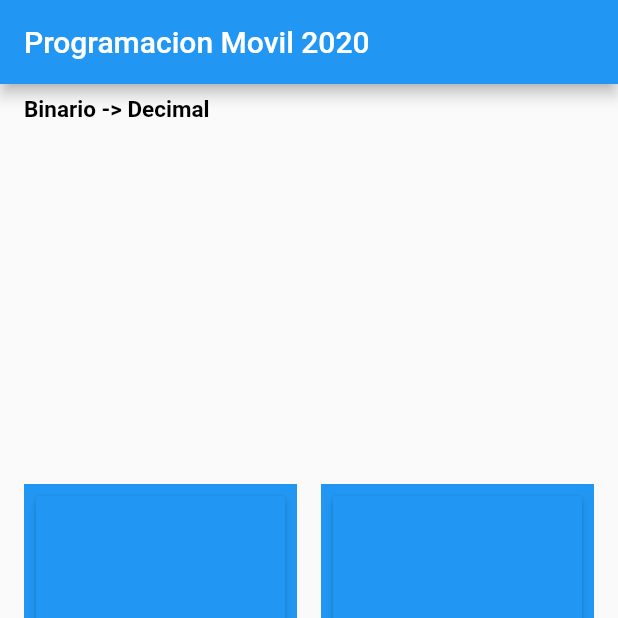
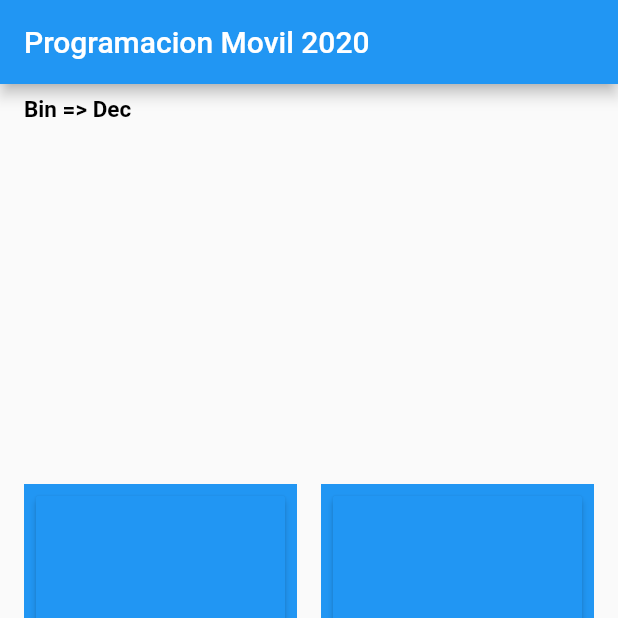
Before and after one commit to lazarod07/Binario_a_decimal, a Flutter app: the screen it shows after launch, on a phone screen of 412 x 824 dp, the top half of it. Run offline on Flutter 3.47's test engine with Material 2 defaults, Android fonts, the phone set to English and light mode, and no system bars.

Commit message:
bintodec and dectobin

```diff
--- a/lib/widgets/converter.dart
+++ b/lib/widgets/converter.dart
@@ -11,19 +11,35 @@ class _ConverterState extends State<Converter> {
 
   String _binario = "";
   String _decimal = "";
+  String cabeza = "Bin => Dec";
+  bool st = true;
 
 
-  void _writecero(){
+  void escribir(String n){
     setState(() {
-      _binario = _binario+"0";
-      _convertir(_binario);
+      if(n == "Clear"){
+        _clear();
+      }else{
+        _binario = _binario+n;
+        if(st == true){
+          _conver_bintodec(_binario);
+        }else{
+          _conver_dectobin(_binario);
+        }
+      }
     });
   }
 
-  void _writeuno(){
+  void sw(){
     setState(() {
-      _binario = _binario+"1";
-      _convertir(_binario);
+      if (st == false){
+        cabeza = "Bin => Dec";
+        st = true;
+      }else{
+        cabeza = "Dec => Bin";
+        st = false;
+      }
+      _clear();
     });
   }
 
@@ -34,7 +50,7 @@ class _ConverterState extends State<Converter> {
     });
   }
 
-  void _convertir(String bin) {
+  void _conver_bintodec(String bin) {
     int dv=0;
     int bv = int.parse(bin);
     int ld;
@@ -48,77 +64,101 @@ class _ConverterState extends State<Converter> {
     _decimal = dv.toString();
   }
 
-  @override
-  Widget build(BuildContext context) {
-    return Scaffold(
-      appBar: new AppBar(
-        title: new Text("Programacion Movil 2020"),
-      ),
-      body: new Center(
+
+
+
+void _conver_dectobin(String dec) {
+  int dv= int.parse(dec);
+  int bc = 0;
+  int i = 1;
+  while(dv > 0){
+    bc = bc + (dv % 2)*i;
+    dv = (dv/2).floor();
+    i = i * 10;
+  }
+  _decimal = bc.toString();
+}
+
+
+
+  Widget dectobin(){
+    return(
+      Expanded(
+        flex: 4,
         child: Container(
-          margin: const EdgeInsets.all(8.0),
-          alignment: Alignment.center,
-          child: new Column(
-            crossAxisAlignment: CrossAxisAlignment.stretch,
+          child: Column(
             children: <Widget>[
               Expanded(
-                flex: 2,
+                flex: 3,
                 child: Container(
-                  alignment: Alignment.center,
-                  child: new Column(
-                    crossAxisAlignment: CrossAxisAlignment.stretch,
+                  child: Column(
                     children: <Widget>[
-                      Expanded(
-                        flex: 1,
-                        child: Container(
-                          margin: const EdgeInsets.only(left: 8.0),
-                          child: new Text(
-                            "Binario -> Decimal",
-                            textAlign: TextAlign.start,
-                            style: TextStyle(
-                              fontSize: 15.0,
-                              fontWeight: FontWeight.bold,
-                              color: Colors.black,
-                            ),
-                          ),
-                        ),
-                      ),
-                      Expanded(
-                        flex: 2,
-                        child: Container(
-                          margin: const EdgeInsets.all(8.0),
-                          padding: const EdgeInsets.all(8.0),
-                          child: Text(
-                            '$_binario',
-                            textAlign: TextAlign.end,
-                            style: TextStyle(
-                              fontSize: 50.0,
-                              fontWeight: FontWeight.bold,
-                              color: Colors.red,
-                            ),
-                          ),
-                        ),
-                      ),
-                      Expanded(
-                        flex: 2,
-                        child: Container(
-                          margin: const EdgeInsets.all(8.0),
-                          padding: const EdgeInsets.all(8.0),
-                          child: Text(
-                            '$_decimal',
-                            textAlign: TextAlign.end,
-                            style: TextStyle(
-                              fontSize: 50.0,
-                              fontWeight: FontWeight.bold,
-                              color: Colors.red,
-                            ),
-                          ),
-                        ),
-                      )
+                      treebtn("1","2","3"),
+                      treebtn("4","5","6"),
+                      treebtn("7","8","9"),
+                      onebtn("0"),
+                      onebtn("Clear")
                     ],
                   ),
-                )
+                ),
+              )
+            ],
+          ),
+        ),
+      )
+    );
+  }
+
+   Widget onebtn(String a){
+    return(
+      Expanded(
+        child: Container(
+          margin: const EdgeInsets.all(1.0),
+          padding: const EdgeInsets.all(1.0),
+          child: SizedBox(
+            height: double.infinity,
+            width: double.infinity,
+            child: RaisedButton(
+              onPressed: (){escribir("$a");},
+              textColor: Colors.black,
+              child: Text(
+                "$a",
+                style: new TextStyle(
+                  fontSize: 40.0,
+                  fontWeight: FontWeight.bold,
+                ),
               ),
+              color: Colors.blue,
+            ),
+          )
+        ),
+      )
+    );
+   }
+
+  Widget treebtn(String a, String b,String c, ){
+    return(
+      Expanded(
+        child: Container(
+          child: Row(
+            children: <Widget>[
+              onebtn(a),
+              onebtn(b),
+              onebtn(c),
+            ],
+          ),
+        ),
+      )
+    );
+  }
+
+  Widget bintodec(){
+    return(
+      Expanded(
+        flex: 4,
+        child: Container(
+          child: new Column(
+            children: <Widget>[
               Expanded(
                 flex: 3,
                 child: Container(
@@ -138,7 +178,7 @@ class _ConverterState extends State<Converter> {
                             width: double.infinity,
                             child: RaisedButton(
                               padding: const EdgeInsets.all(8.0),
-                              onPressed: _writecero,
+                              onPressed: (){escribir("0");},
                               textColor: Colors.black,
                               child: Text(
                                 "0",
@@ -164,7 +204,7 @@ class _ConverterState extends State<Converter> {
                             width: double.infinity,
                             child: RaisedButton(
                               padding: const EdgeInsets.all(8.0),
-                              onPressed: _writeuno,
+                              onPressed: (){escribir("1");},
                               textColor: Colors.black,
                               child: Text(
                                 "1",
@@ -208,6 +248,91 @@ class _ConverterState extends State<Converter> {
               )
             ],
           )
+        ),
+      )
+    );
+  }
+
+  @override
+  Widget build(BuildContext context) {
+    return Scaffold(
+      appBar: new AppBar(
+        title: new Text("Programacion Movil 2020"),
+      ),
+      body: new Center(
+        child: Container(
+          margin: const EdgeInsets.all(8.0),
+          alignment: Alignment.center,
+          child: new Column(
+            crossAxisAlignment: CrossAxisAlignment.stretch,
+            children: <Widget>[
+              Expanded(
+                flex: 2,
+                child: Container(
+                  alignment: Alignment.center,
+                  child: new Column(
+                    crossAxisAlignment: CrossAxisAlignment.stretch,
+                    children: <Widget>[
+                      Expanded(
+                        flex: 1,
+                        child: Container(
+                          margin: const EdgeInsets.only(left: 8.0),
+                          child: InkWell(
+                            onTap: (){
+                              sw();
+                            },
+                            child: new Text(
+                              "$cabeza",
+                              textAlign: TextAlign.start,
+                              style: TextStyle(
+                                fontSize: 15.0,
+                                fontWeight: FontWeight.bold,
+                                color: Colors.black,
+                              ),
+                            )
+                          ),
+                        ),
+                      ),
+                      Expanded(
+                        flex: 2,
+                        child: Container(
+                          margin: const EdgeInsets.all(8.0),
+                          padding: const EdgeInsets.all(8.0),
+                          child: Text(
+                            '$_binario',
+                            textAlign: TextAlign.end,
+                            style: TextStyle(
+                              fontSize: 50.0,
+                              fontWeight: FontWeight.bold,
+                              color: Colors.red,
+                            ),
+                          ),
+                        ),
+                      ),
+                      Expanded(
+                        flex: 2,
+                        child: Container(
+                          margin: const EdgeInsets.all(8.0),
+                          padding: const EdgeInsets.all(8.0),
+                          child: Text(
+                            '$_decimal',
+                            textAlign: TextAlign.end,
+                            style: TextStyle(
+                              fontSize: 50.0,
+                              fontWeight: FontWeight.bold,
+                              color: Colors.red,
+                            ),
+                          ),
+                        ),
+                      )
+                    ],
+                  ),
+                )
+              ),
+              if(st == true)bintodec()
+              else dectobin()
+            ],
+          )
         )
       ),
     );
--- a/pubspec.yaml
+++ b/pubspec.yaml
@@ -14,7 +14,7 @@ description: A new Flutter project.
 version: 1.0.0+1
 
 environment:
-  sdk: ">=2.1.0 <3.0.0"
+  sdk: ">=2.2.2 <3.0.0"
 
 dependencies:
   flutter:
```
